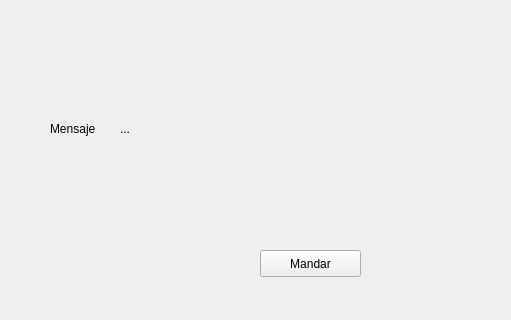
Before: the Qt Designer form sockets/main.ui in MrTinez/Serpiente, drawn with Qt 5; both pictures show x 0 to 511 and y 0 to 320 of the 800 by 600 pixel window.
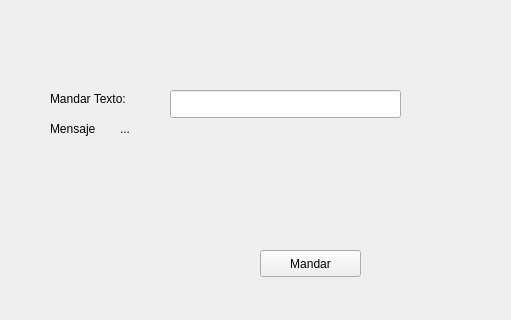
After: the same form once the commit is applied.

Patch:
```diff
--- a/sockets/main.ui
+++ b/sockets/main.ui
@@ -53,6 +53,29 @@
      <string>Mandar</string>
     </property>
    </widget>
+   <widget class="QLineEdit" name="text_mensaje">
+    <property name="geometry">
+     <rect>
+      <x>170</x>
+      <y>90</y>
+      <width>231</width>
+      <height>28</height>
+     </rect>
+    </property>
+   </widget>
+   <widget class="QLabel" name="label_3">
+    <property name="geometry">
+     <rect>
+      <x>50</x>
+      <y>90</y>
+      <width>111</width>
+      <height>18</height>
+     </rect>
+    </property>
+    <property name="text">
+     <string>Mandar Texto:</string>
+    </property>
+   </widget>
   </widget>
   <widget class="QStatusBar" name="statusbar"/>
  </widget>
```
